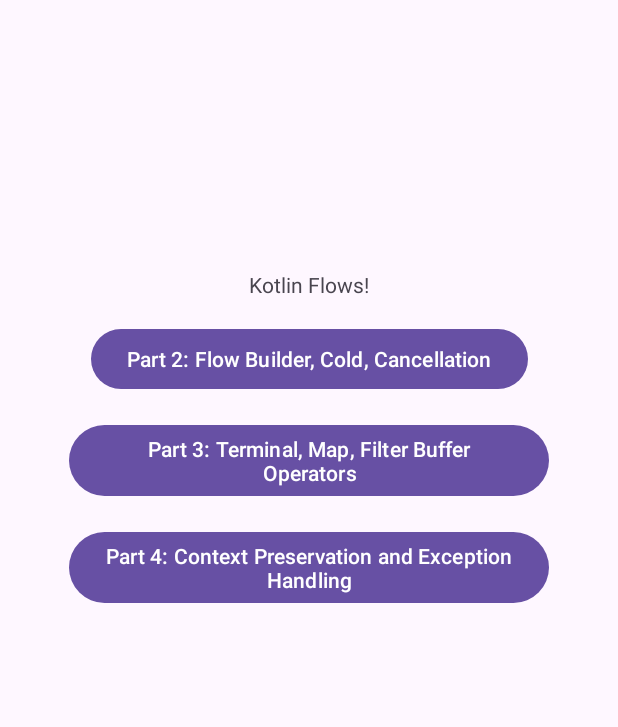
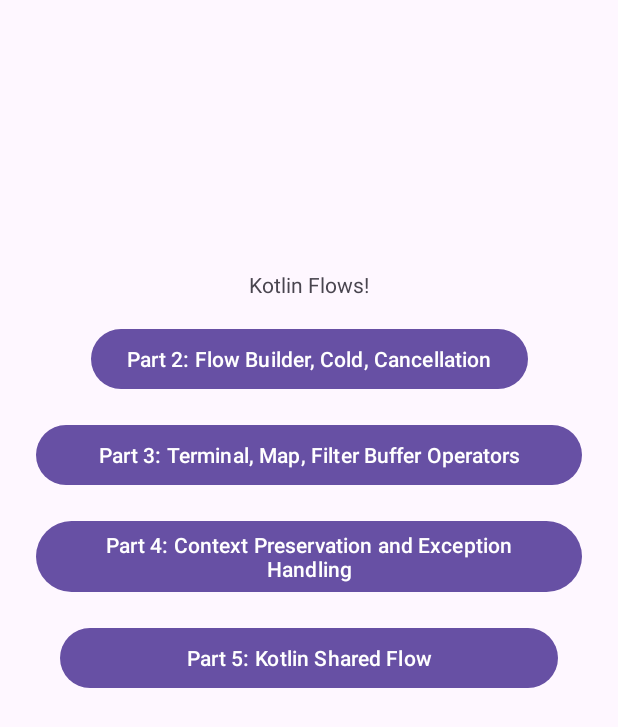
Before and after one commit to rajitdeb/LearnKotlinFlow, an Android app: the screen it shows after launch (MainActivity), on a phone screen of 412 x 824 dp. Shown: the top 727 px of the screen. Run offline under Robolectric (Android 15) with nearby library versions, the phone set to English and light mode, and no system bars.

Commit message:
Part 5: Understanding the concept of SharedFlow

```diff
--- a/app/src/main/AndroidManifest.xml
+++ b/app/src/main/AndroidManifest.xml
@@ -12,6 +12,9 @@
         android:supportsRtl="true"
         android:theme="@style/Theme.LearnKotlinFlow"
         tools:targetApi="31">
+        <activity
+            android:name=".part5.Part5Activity"
+            android:exported="false" />
         <activity
             android:name=".part4.Part4Activity"
             android:exported="false" />
--- a/app/src/main/java/com/rajit/learnkotlinflow/part1/MainActivity.kt
+++ b/app/src/main/java/com/rajit/learnkotlinflow/part1/MainActivity.kt
@@ -8,6 +8,7 @@ import com.rajit.learnkotlinflow.databinding.ActivityMainBinding
 import com.rajit.learnkotlinflow.part2.Part2Activity
 import com.rajit.learnkotlinflow.part3.Part3Activity
 import com.rajit.learnkotlinflow.part4.Part4Activity
+import com.rajit.learnkotlinflow.part5.Part5Activity
 import kotlinx.coroutines.CoroutineScope
 import kotlinx.coroutines.Dispatchers
 import kotlinx.coroutines.channels.Channel
@@ -58,6 +59,10 @@ class MainActivity : AppCompatActivity() {
             startActivity(Intent(this@MainActivity, Part4Activity::class.java))
         }
 
+        binding.part5Btn.setOnClickListener {
+            startActivity(Intent(this@MainActivity, Part5Activity::class.java))
+        }
+
     }
 
     /** Channels - This function produces data */
--- a/app/src/main/res/layout/activity_main.xml
+++ b/app/src/main/res/layout/activity_main.xml
@@ -29,17 +29,19 @@
 
     <Button
         android:id="@+id/part3Btn"
-        android:layout_width="wrap_content"
+        android:layout_width="0dp"
         android:layout_height="wrap_content"
         android:text="@string/part_3_terminal_map_filter_buffer_operators"
         android:layout_marginTop="16dp"
+        android:layout_marginStart="24dp"
+        android:layout_marginEnd="24dp"
         app:layout_constraintEnd_toEndOf="parent"
         app:layout_constraintStart_toStartOf="parent"
         app:layout_constraintTop_toBottomOf="@+id/part2Btn" />
 
     <Button
         android:id="@+id/part4Btn"
-        android:layout_width="wrap_content"
+        android:layout_width="0dp"
         android:layout_height="wrap_content"
         android:layout_marginTop="16dp"
         android:text="@string/part4_btn_string"
@@ -47,4 +49,14 @@
         app:layout_constraintStart_toStartOf="@+id/part3Btn"
         app:layout_constraintTop_toBottomOf="@+id/part3Btn" />
 
+    <Button
+        android:id="@+id/part5Btn"
+        android:layout_width="0dp"
+        android:layout_height="wrap_content"
+        android:layout_margin="16dp"
+        android:text="@string/part5_btn_string"
+        app:layout_constraintEnd_toEndOf="@+id/part4Btn"
+        app:layout_constraintStart_toStartOf="@+id/part4Btn"
+        app:layout_constraintTop_toBottomOf="@+id/part4Btn" />
+
 </androidx.constraintlayout.widget.ConstraintLayout>
--- a/app/src/main/res/values/strings.xml
+++ b/app/src/main/res/values/strings.xml
@@ -3,4 +3,5 @@
     <string name="kotlin_flows">Kotlin Flows!</string>
     <string name="part_3_terminal_map_filter_buffer_operators">Part 3: Terminal, Map, Filter Buffer Operators</string>
     <string name="part4_btn_string">Part 4: Context Preservation and Exception Handling</string>
+    <string name="part5_btn_string">Part 5: Kotlin Shared Flow</string>
 </resources>
```
Also changed, not shown: app/src/main/java/com/rajit/learnkotlinflow/part5/Part5Activity.kt (added, +78 -0 lines), app/src/main/res/layout/activity_part4.xml (+0 -9 lines), app/src/main/res/layout/activity_part5.xml (added, +18 -0 lines), 1 other file.
